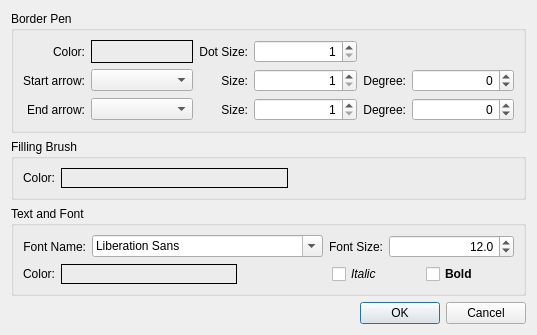
yuylong/FigureItNow, file FigureItNow7/finUiFigConfigDlg.ui: the form before one commit.
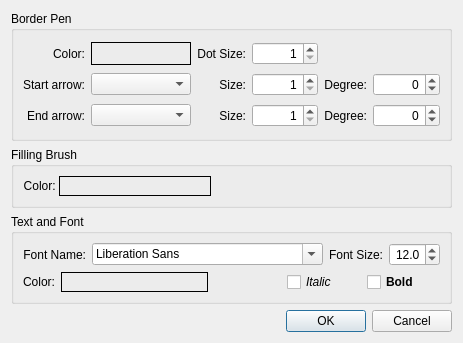
The form after the commit. Custom widgets are drawn as their Qt base class.

Commit message: Tune the layout of configuration dialog.

Patch:
```diff
--- a/FigureItNow7/finUiFigConfigDlg.ui
+++ b/FigureItNow7/finUiFigConfigDlg.ui
@@ -6,8 +6,8 @@
    <rect>
     <x>0</x>
     <y>0</y>
-    <width>537</width>
-    <height>301</height>
+    <width>443</width>
+    <height>343</height>
    </rect>
   </property>
   <property name="windowTitle">
@@ -24,8 +24,31 @@
      </property>
      <layout class="QVBoxLayout" name="verticalLayout_2">
       <item>
-       <layout class="QGridLayout" name="gridLayout_2" columnstretch="0,1,0,1,0,1">
-        <item row="1" column="0">
+       <layout class="QGridLayout" name="gridLayout_2" rowstretch="1,0,1,0,1,0,1" columnstretch="0,3,0,2,0,2">
+        <item row="5" column="0">
+         <widget class="QLabel" name="lblEndArwTitle">
+          <property name="text">
+           <string>End arrow:</string>
+          </property>
+          <property name="alignment">
+           <set>Qt::AlignRight|Qt::AlignTrailing|Qt::AlignVCenter</set>
+          </property>
+         </widget>
+        </item>
+        <item row="3" column="3">
+         <widget class="QSpinBox" name="spbStartArwSize">
+          <property name="alignment">
+           <set>Qt::AlignRight|Qt::AlignTrailing|Qt::AlignVCenter</set>
+          </property>
+          <property name="minimum">
+           <number>1</number>
+          </property>
+          <property name="maximum">
+           <number>40</number>
+          </property>
+         </widget>
+        </item>
+        <item row="3" column="0">
          <widget class="QLabel" name="lblStartArwTitle">
           <property name="text">
            <string>Start arrow:</string>
@@ -35,7 +58,7 @@
           </property>
          </widget>
         </item>
-        <item row="0" column="3">
+        <item row="1" column="3">
          <widget class="QSpinBox" name="spbDotSize">
           <property name="alignment">
            <set>Qt::AlignRight|Qt::AlignTrailing|Qt::AlignVCenter</set>
@@ -48,7 +71,7 @@
           </property>
          </widget>
         </item>
-        <item row="1" column="2">
+        <item row="3" column="2">
          <widget class="QLabel" name="lblStartArwSizeTitle">
           <property name="text">
            <string>Size:</string>
@@ -58,30 +81,7 @@
           </property>
          </widget>
         </item>
-        <item row="1" column="3">
-         <widget class="QSpinBox" name="spbStartArwSize">
-          <property name="alignment">
-           <set>Qt::AlignRight|Qt::AlignTrailing|Qt::AlignVCenter</set>
-          </property>
-          <property name="minimum">
-           <number>1</number>
-          </property>
-          <property name="maximum">
-           <number>40</number>
-          </property>
-         </widget>
-        </item>
-        <item row="2" column="0">
-         <widget class="QLabel" name="lblEndArwTitle">
-          <property name="text">
-           <string>End arrow:</string>
-          </property>
-          <property name="alignment">
-           <set>Qt::AlignRight|Qt::AlignTrailing|Qt::AlignVCenter</set>
-          </property>
-         </widget>
-        </item>
-        <item row="1" column="4">
+        <item row="3" column="4">
          <widget class="QLabel" name="lblStartArwDegTitle">
           <property name="text">
            <string>Degree:</string>
@@ -91,7 +91,17 @@
           </property>
          </widget>
         </item>
-        <item row="0" column="2">
+        <item row="1" column="1">
+         <widget class="finUiColorLabel" name="lblBorderColor">
+          <property name="frameShape">
+           <enum>QFrame::Box</enum>
+          </property>
+          <property name="alignment">
+           <set>Qt::AlignCenter</set>
+          </property>
+         </widget>
+        </item>
+        <item row="1" column="2">
          <widget class="QLabel" name="lblDotSizeTitle">
           <property name="text">
            <string>Dot Size:</string>
@@ -101,20 +111,10 @@
           </property>
          </widget>
         </item>
-        <item row="2" column="1">
+        <item row="5" column="1">
          <widget class="QComboBox" name="cmbEndArrow"/>
         </item>
-        <item row="0" column="1">
-         <widget class="finUiColorLabel" name="lblBorderColor">
-          <property name="frameShape">
-           <enum>QFrame::Box</enum>
-          </property>
-          <property name="alignment">
-           <set>Qt::AlignCenter</set>
-          </property>
-         </widget>
-        </item>
-        <item row="0" column="0">
+        <item row="1" column="0">
          <widget class="QLabel" name="lblBorderColorTitle">
           <property name="text">
            <string>Color:</string>
@@ -124,14 +124,14 @@
           </property>
          </widget>
         </item>
-        <item row="1" column="1">
+        <item row="3" column="1">
          <widget class="QComboBox" name="cmbStartArrow">
           <property name="editable">
            <bool>false</bool>
           </property>
          </widget>
         </item>
-        <item row="1" column="5">
+        <item row="3" column="5">
          <widget class="QSpinBox" name="spbStartArwDeg">
           <property name="alignment">
            <set>Qt::AlignRight|Qt::AlignTrailing|Qt::AlignVCenter</set>
@@ -147,7 +147,7 @@
           </property>
          </widget>
         </item>
-        <item row="2" column="2">
+        <item row="5" column="2">
          <widget class="QLabel" name="lblEndArwSizeTitle">
           <property name="text">
            <string>Size:</string>
@@ -157,7 +157,7 @@
           </property>
          </widget>
         </item>
-        <item row="2" column="3">
+        <item row="5" column="3">
          <widget class="QSpinBox" name="spbEndArwSize">
           <property name="alignment">
            <set>Qt::AlignRight|Qt::AlignTrailing|Qt::AlignVCenter</set>
@@ -170,7 +170,7 @@
           </property>
          </widget>
         </item>
-        <item row="2" column="4">
+        <item row="5" column="4">
          <widget class="QLabel" name="lblEndArwDegTitle">
           <property name="text">
            <string>Degree:</string>
@@ -180,7 +180,7 @@
           </property>
          </widget>
         </item>
-        <item row="2" column="5">
+        <item row="5" column="5">
          <widget class="QSpinBox" name="spbEndArwDeg">
           <property name="alignment">
            <set>Qt::AlignRight|Qt::AlignTrailing|Qt::AlignVCenter</set>
@@ -196,6 +196,58 @@
           </property>
          </widget>
         </item>
+        <item row="6" column="0">
+         <spacer name="verticalSpacer_5">
+          <property name="orientation">
+           <enum>Qt::Vertical</enum>
+          </property>
+          <property name="sizeHint" stdset="0">
+           <size>
+            <width>20</width>
+            <height>0</height>
+           </size>
+          </property>
+         </spacer>
+        </item>
+        <item row="4" column="0">
+         <spacer name="verticalSpacer_4">
+          <property name="orientation">
+           <enum>Qt::Vertical</enum>
+          </property>
+          <property name="sizeHint" stdset="0">
+           <size>
+            <width>20</width>
+            <height>0</height>
+           </size>
+          </property>
+         </spacer>
+        </item>
+        <item row="2" column="0">
+         <spacer name="verticalSpacer_3">
+          <property name="orientation">
+           <enum>Qt::Vertical</enum>
+          </property>
+          <property name="sizeHint" stdset="0">
+           <size>
+            <width>20</width>
+            <height>0</height>
+           </size>
+          </property>
+         </spacer>
+        </item>
+        <item row="0" column="0">
+         <spacer name="verticalSpacer_6">
+          <property name="orientation">
+           <enum>Qt::Vertical</enum>
+          </property>
+          <property name="sizeHint" stdset="0">
+           <size>
+            <width>20</width>
+            <height>0</height>
+           </size>
+          </property>
+         </spacer>
+        </item>
        </layout>
       </item>
      </layout>
@@ -206,9 +258,25 @@
      <property name="title">
       <string>Filling Brush</string>
      </property>
-     <layout class="QVBoxLayout" name="verticalLayout_3">
+     <layout class="QVBoxLayout" name="verticalLayout_3" stretch="1,0,1">
+      <property name="spacing">
+       <number>0</number>
+      </property>
       <item>
-       <layout class="QGridLayout" name="gridLayout_3" columnstretch="0,1,1">
+       <spacer name="verticalSpacer">
+        <property name="orientation">
+         <enum>Qt::Vertical</enum>
+        </property>
+        <property name="sizeHint" stdset="0">
+         <size>
+          <width>20</width>
+          <height>40</height>
+         </size>
+        </property>
+       </spacer>
+      </item>
+      <item>
+       <layout class="QGridLayout" name="gridLayout_3" columnstretch="0,2,3">
         <item row="0" column="1">
          <widget class="finUiColorLabel" name="lblFillingColor">
           <property name="frameShape">
@@ -222,7 +290,7 @@
         <item row="0" column="0">
          <widget class="QLabel" name="lblFillingColorTitle">
           <property name="text">
-           <string>Color:</string>
+           <string>Color: </string>
           </property>
           <property name="alignment">
            <set>Qt::AlignRight|Qt::AlignTrailing|Qt::AlignVCenter</set>
@@ -244,6 +312,19 @@
         </item>
        </layout>
       </item>
+      <item>
+       <spacer name="verticalSpacer_2">
+        <property name="orientation">
+         <enum>Qt::Vertical</enum>
+        </property>
+        <property name="sizeHint" stdset="0">
+         <size>
+          <width>20</width>
+          <height>40</height>
+         </size>
+        </property>
+       </spacer>
+      </item>
      </layout>
     </widget>
    </item>
@@ -252,7 +333,20 @@
      <property name="title">
       <string>Text and Font</string>
      </property>
-     <layout class="QVBoxLayout" name="verticalLayout_4">
+     <layout class="QVBoxLayout" name="verticalLayout_4" stretch="1,0,1,0,1">
+      <item>
+       <spacer name="verticalSpacer_7">
+        <property name="orientation">
+         <enum>Qt::Vertical</enum>
+        </property>
+        <property name="sizeHint" stdset="0">
+         <size>
+          <width>20</width>
+          <height>0</height>
+         </size>
+        </property>
+       </spacer>
+      </item>
       <item>
        <layout class="QHBoxLayout" name="horizontalLayout" stretch="0,1,0,1">
         <item>
@@ -299,6 +393,19 @@
         </item>
        </layout>
       </item>
+      <item>
+       <spacer name="verticalSpacer_8">
+        <property name="orientation">
+         <enum>Qt::Vertical</enum>
+        </property>
+        <property name="sizeHint" stdset="0">
+         <size>
+          <width>20</width>
+          <height>0</height>
+         </size>
+        </property>
+       </spacer>
+      </item>
       <item>
        <layout class="QHBoxLayout" name="horizontalLayout_2" stretch="0,2,1,1,1">
         <item>
@@ -361,6 +468,19 @@
         </item>
        </layout>
       </item>
+      <item>
+       <spacer name="verticalSpacer_9">
+        <property name="orientation">
+         <enum>Qt::Vertical</enum>
+        </property>
+        <property name="sizeHint" stdset="0">
+         <size>
+          <width>20</width>
+          <height>0</height>
+         </size>
+        </property>
+       </spacer>
+      </item>
      </layout>
     </widget>
    </item>
```
The commit also changes 1 other file.
